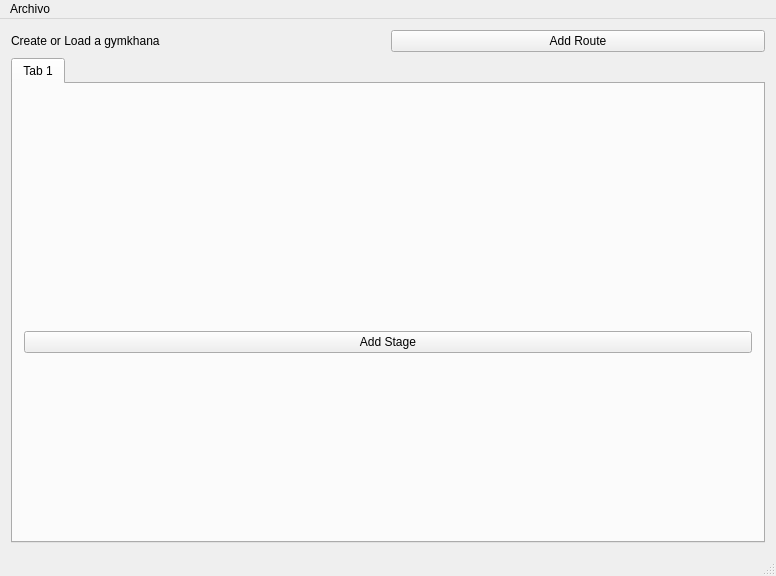
Old version of the form desktop app/project/resources/MainWindow.ui in the repository BenitezDev/GymkhanaCreator.
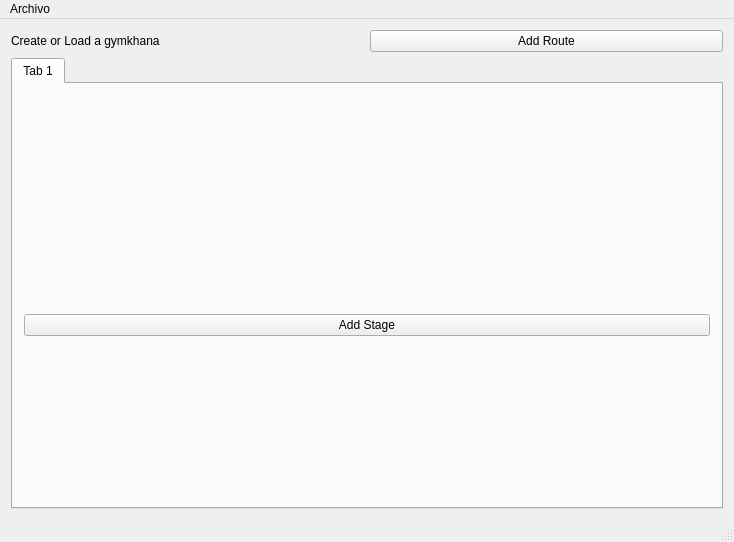
New version of the form.

What changed in the file:
```diff
--- a/desktop app/project/resources/MainWindow.ui
+++ b/desktop app/project/resources/MainWindow.ui
@@ -6,8 +6,8 @@
    <rect>
     <x>0</x>
     <y>0</y>
-    <width>776</width>
-    <height>576</height>
+    <width>734</width>
+    <height>542</height>
    </rect>
   </property>
   <property name="windowTitle">
@@ -73,7 +73,7 @@
     <rect>
      <x>0</x>
      <y>0</y>
-     <width>776</width>
+     <width>734</width>
      <height>22</height>
     </rect>
    </property>
```
